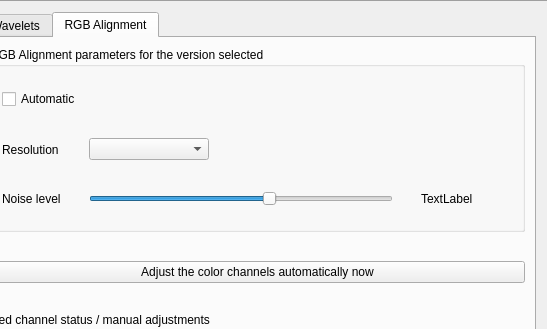
First picture: the form in planetary_system_stacker/postproc_editor_gui.ui, repository Rolf-Hempel/PlanetarySystemStacker, before the edit; both pictures show x 317 to 865 and y 0 to 329 of the 865 by 758 pixel window.
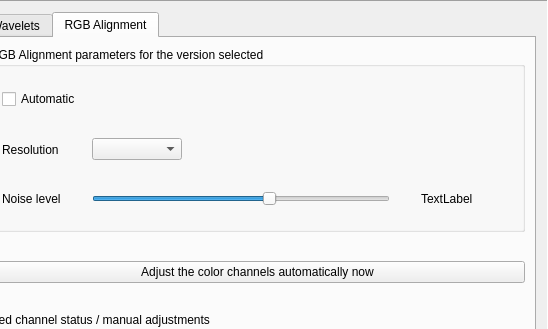
Second picture: the form after the edit. The open tabs and pages were chosen to show the change.

Commit message: GUI logic added for RGB alignment, Jason dump and load extended for RGB alignment parameters

```diff
--- a/planetary_system_stacker/postproc_editor_gui.ui
+++ b/planetary_system_stacker/postproc_editor_gui.ui
@@ -248,7 +248,7 @@
               </property>
               <property name="minimumSize">
                <size>
-                <width>120</width>
+                <width>90</width>
                 <height>0</height>
                </size>
               </property>
```
The commit also changes 3 other files.
